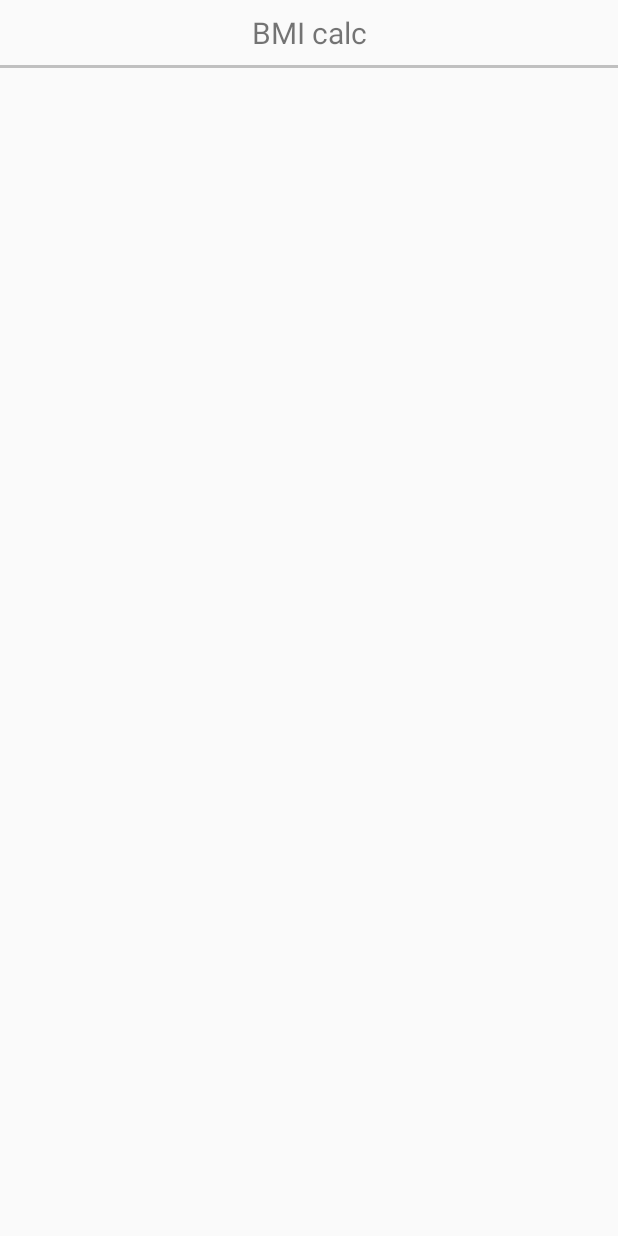
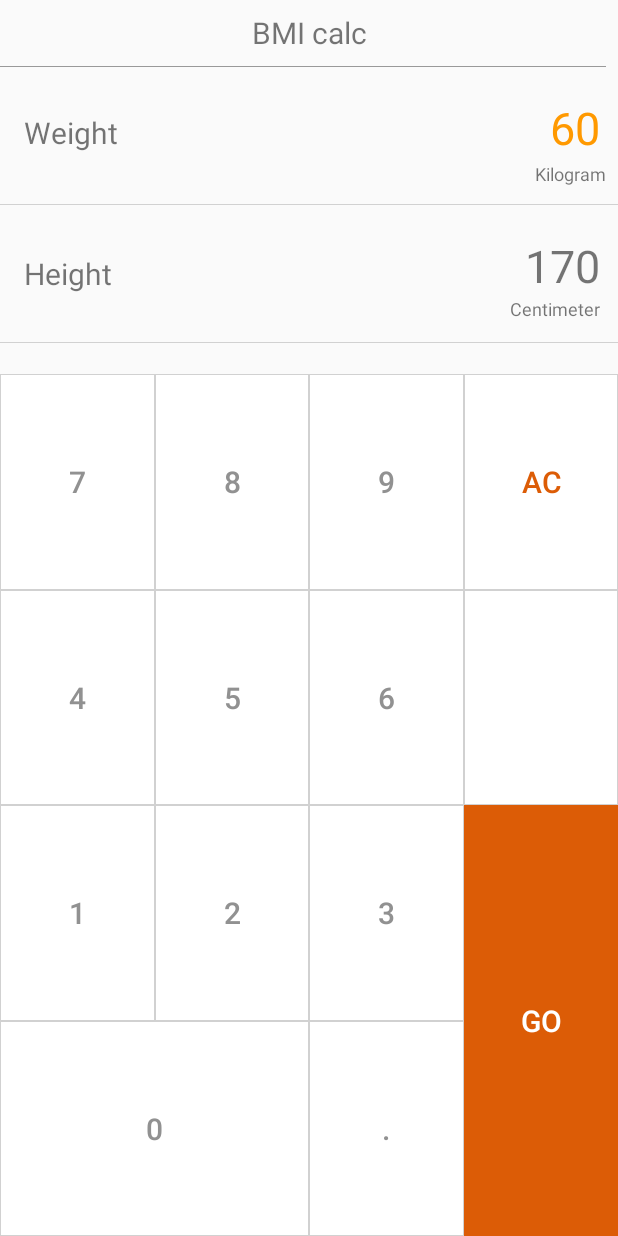
Before and after one commit to kashu1209/BMI-calc, an Android app: the screen it shows after launch (MainActivity), on a phone screen of 412 x 824 dp. Before the commit the screen is almost empty. Run offline under Robolectric (Android 15) with nearby library versions, the phone set to English and light mode, and no system bars.

Commit message:
layout completed

```diff
--- /dev/null
+++ b/app/src/main/res/drawable/shape_rectangle_stroke.xml
@@ -0,0 +1,6 @@
+<?xml version="1.0" encoding="UTF-8"?>
+<shape xmlns:android="http://schemas.android.com/apk/res/android"
+    android:id="@+id/rectangle">
+    <stroke android:width="2dp" android:color="@color/colorPrimary" />
+    <corners android:radius="5dp" />
+</shape>
--- a/app/src/main/res/layout/activity_main.xml
+++ b/app/src/main/res/layout/activity_main.xml
@@ -21,13 +21,148 @@
         app:layout_constraintTop_toTopOf="parent" />
 
     <View
-        android:id="@+id/linebreak"
+        android:id="@+id/divider_1"
         android:layout_width="match_parent"
-        android:layout_height="2dp"
+        android:layout_height="0.1dp"
+        android:layout_marginTop="36dp"
+        android:layout_marginEnd="8dp"
+        android:background="#999999"
+        android:contentDescription="@string/divider_bar"
+        app:layout_constraintEnd_toEndOf="parent"
+        app:layout_constraintTop_toTopOf="@+id/MainHeading"
+        app:srcCompat="@drawable/shape_rectangle_stroke" />
+
+
+    <TextView
+        android:id="@+id/inputWeight"
+        android:layout_width="wrap_content"
+        android:layout_height="wrap_content"
+        android:layout_marginStart="16dp"
+        android:layout_marginTop="20dp"
+        android:layout_marginBottom="8dp"
+        android:text="@string/input_weight"
+        android:textSize="20sp"
+        app:layout_constraintBottom_toTopOf="@+id/divider_2"
+        app:layout_constraintStart_toStartOf="parent"
+        app:layout_constraintTop_toBottomOf="@+id/divider_1"
+        app:layout_constraintVertical_bias="0.282" />
+
+    <TextView
+        android:id="@+id/sampleWeight"
+        android:layout_width="wrap_content"
+        android:layout_height="wrap_content"
+        android:layout_marginTop="20dp"
+        android:layout_marginEnd="12dp"
+        android:text="@string/sample_weight"
+        android:textColor="#ff9900"
+        android:textSize="30sp"
+        app:layout_constraintEnd_toEndOf="@+id/divider_2"
+        app:layout_constraintTop_toBottomOf="@+id/divider_1" />
+
+    <View
+        android:id="@+id/divider_2"
+        android:layout_width="match_parent"
+        android:layout_height="0.1dp"
+        android:layout_marginTop="136dp"
+        android:background="#d1d1d1"
+        android:contentDescription="@string/divider_bar"
+        app:layout_constraintTop_toTopOf="parent"
+        app:srcCompat="@drawable/shape_rectangle_stroke"
+        tools:layout_editor_absoluteX="-8dp" />
+
+    <TextView
+        android:id="@+id/input_height"
+        android:layout_width="wrap_content"
+        android:layout_height="wrap_content"
+        android:layout_marginStart="16dp"
+        android:layout_marginTop="32dp"
+        android:layout_marginBottom="8dp"
+        android:text="@string/input_height"
+        android:textSize="20sp"
+        app:layout_constraintBottom_toTopOf="@+id/divider_3"
+        app:layout_constraintStart_toStartOf="parent"
+        app:layout_constraintTop_toBottomOf="@+id/divider_2"
+        app:layout_constraintVertical_bias="0.0" />
+
+    <TextView
+        android:id="@+id/sampleHeight"
+        android:layout_width="wrap_content"
+        android:layout_height="wrap_content"
+        android:layout_marginTop="20dp"
+        android:layout_marginEnd="12dp"
+        android:text="@string/sample_height"
+        android:textSize="30sp"
+        app:layout_constraintEnd_toEndOf="parent"
+        app:layout_constraintTop_toBottomOf="@+id/divider_2" />
+
+    <TextView
+        android:id="@+id/heightUnit"
+        android:layout_width="wrap_content"
+        android:layout_height="wrap_content"
+        android:layout_marginTop="48dp"
+        android:layout_marginEnd="12dp"
+        android:layout_marginBottom="8dp"
+        android:text="@string/height_unit"
+        android:textSize="12sp"
+        app:layout_constraintBottom_toTopOf="@+id/divider_3"
+        app:layout_constraintEnd_toEndOf="parent"
+        app:layout_constraintTop_toBottomOf="@+id/divider_2"
+        app:layout_constraintVertical_bias="0.687" />
+
+    <TextView
+        android:id="@+id/weightUnit"
+        android:layout_width="wrap_content"
+        android:layout_height="wrap_content"
         android:layout_marginTop="8dp"
-        android:background="#c0c0c0"
-        app:layout_constraintTop_toBottomOf="@+id/MainHeading"
-        tools:layout_editor_absoluteX="0dp" />
+        android:layout_marginEnd="8dp"
+        android:text="@string/weight_unit"
+        android:textSize="12sp"
+        app:layout_constraintBottom_toTopOf="@+id/divider_2"
+        app:layout_constraintEnd_toEndOf="@+id/divider_2"
+        app:layout_constraintTop_toBottomOf="@+id/divider_1"
+        app:layout_constraintVertical_bias="0.823" />
+
+    <View
+        android:id="@+id/divider_3"
+        android:layout_width="match_parent"
+        android:layout_height="0.1dp"
+        android:layout_marginTop="228dp"
+        android:background="#d1d1d1"
+        android:contentDescription="@string/divider_bar"
+        app:layout_constraintTop_toTopOf="parent"
+        app:srcCompat="@drawable/shape_rectangle_stroke"
+        tools:layout_editor_absoluteX="-12dp" />
+
+    <View
+        android:id="@+id/divider_4"
+        android:layout_width="match_parent"
+        android:layout_height="1dp"
+        android:layout_marginTop="248dp"
+        android:background="#d1d1d1"
+        android:contentDescription="@string/divider_bar"
+        android:visibility="invisible"
+        app:layout_constraintTop_toTopOf="parent"
+        app:srcCompat="@drawable/shape_rectangle_stroke"
+        tools:layout_editor_absoluteX="-12dp" />
+
+    <FrameLayout
+        android:layout_width="0dp"
+        android:layout_height="0dp"
+        app:layout_constraintBottom_toBottomOf="parent"
+        app:layout_constraintEnd_toEndOf="parent"
+        app:layout_constraintStart_toStartOf="parent"
+        app:layout_constraintTop_toBottomOf="@id/divider_4"
+        >
+
+        <include
+            android:id="@+id/calculator_container"
+            layout="@layout/keypad" />
+        <include
+            android:id="@+id/result_container"
+            layout="@layout/result"
+            android:visibility="gone"/>
+
+    </FrameLayout>
 
 
 
--- a/app/src/main/res/layout/keypad.xml
+++ b/app/src/main/res/layout/keypad.xml
@@ -228,19 +228,19 @@
         android:background="@drawable/button"
         android:textSize="20dp"
         />
+
     <Button
         android:id="@+id/buttonAC"
         android:layout_width="0dp"
         android:layout_height="0dp"
-        android:text="@string/reset"
+        android:background="@drawable/button"
+        android:text="@string/ac"
         android:textColor="#dc5c06"
-        app:layout_constraintTop_toTopOf="@id/horizontal1"
+        android:textSize="20dp"
         app:layout_constraintBottom_toBottomOf="@id/horizontal2"
+        app:layout_constraintLeft_toLeftOf="@id/vertical4"
         app:layout_constraintRight_toRightOf="@id/vertical5"
-        app:layout_constraintLeft_toLeftOf="@id/vertical4"
-        android:background="@drawable/button"
-        android:textSize="20dp"
-        />
+        app:layout_constraintTop_toTopOf="@id/horizontal1" />
 
     <Button
         android:id="@+id/buttonDEL"
@@ -259,18 +259,19 @@
 
         app:layout_constraintTop_toTopOf="@id/horizontal2"
         app:layout_constraintVertical_bias="1.0" />
+
     <Button
         android:id="@+id/buttonGO"
         android:layout_width="0dp"
         android:layout_height="0dp"
-        android:text="@string/result"
-        app:layout_constraintTop_toTopOf="@id/horizontal3"
-        app:layout_constraintBottom_toBottomOf="@id/horizontal5"
-        app:layout_constraintRight_toRightOf="@id/vertical5"
-        app:layout_constraintLeft_toLeftOf="@id/vertical4"
         android:background="#dc5c06"
+        android:text="@string/go"
         android:textColor="#ffffff"
         android:textSize="20dp"
+        app:layout_constraintBottom_toBottomOf="@id/horizontal5"
+        app:layout_constraintLeft_toLeftOf="@id/vertical4"
+        app:layout_constraintRight_toRightOf="@id/vertical5"
+        app:layout_constraintTop_toTopOf="@id/horizontal3"
 
         />
 
--- a/app/src/main/res/values/strings.xml
+++ b/app/src/main/res/values/strings.xml
@@ -1,18 +1,28 @@
 <resources>
     <string name="app_name">BMI calc</string>
 
-    <string name="zero">0</string>
+    <string name="input_weight">Weight</string>
+    <string name="input_height">Height</string>
+    <string name="sample_weight">60</string>
+    <string name="sample_height">170</string>
+    <string name="weight_unit">Kilogram</string>
+    <string name="height_unit">Centimeter</string>
+    <string name="divider_bar">divider</string>
+    <string name="seven">7</string>
     <string name="one">1</string>
     <string name="two">2</string>
     <string name="three">3</string>
     <string name="four">4</string>
     <string name="five">5</string>
     <string name="six">6</string>
-    <string name="seven">7</string>
     <string name="eight">8</string>
     <string name="nine">9</string>
-    <string name="result">GO</string>
-    <string name="reset">AC</string>
+    <string name="zero">0</string>
+    <string name="dot">.</string>
+    <string name="ac">AC</string>
+    <string name="cross">DEL</string>
+    <string name="go">GO</string>
+    <string name="result">output</string>
     <string name="decimal">.</string>
     <string name="bmi">BMI</string>
     <string name="over_weight">Overweight</string>
```
